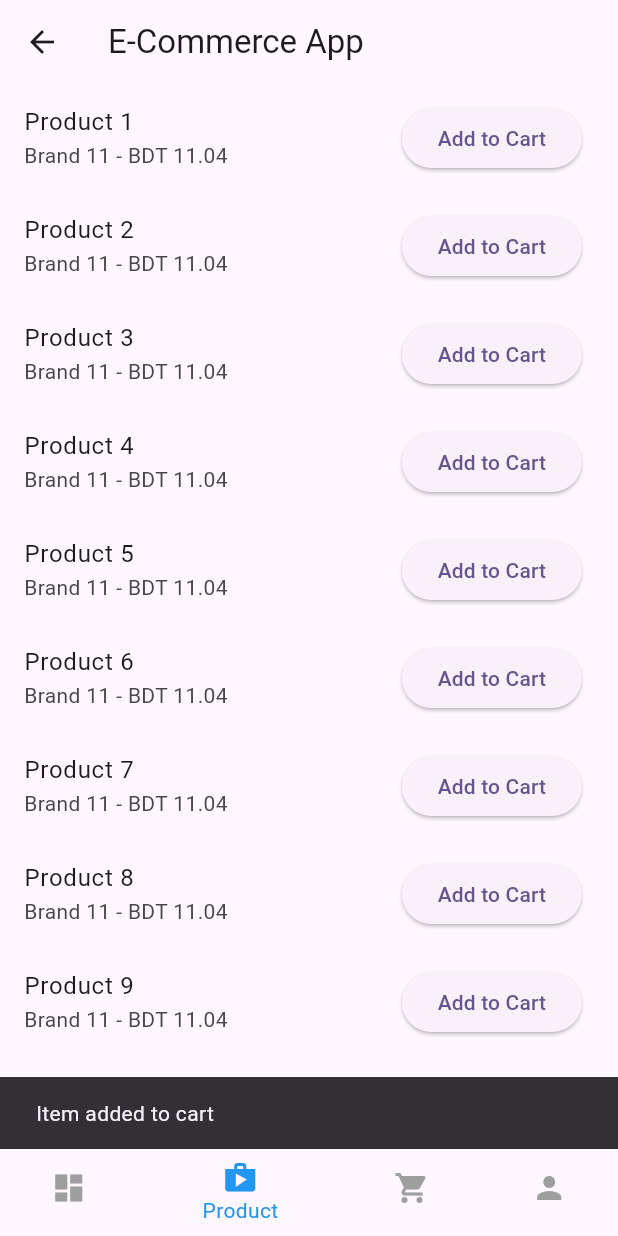
After one commit to cseitrobi/demo_presentation, a Flutter app: the LandingPage screen opened directly, item 2 of the bottom bar chosen, after a tap on "Add to Cart", on a phone screen of 412 x 824 dp. The commit adds this screen. Run offline on Flutter 3.47's test engine with Material 3 defaults, Android fonts, the phone set to English and light mode, and no system bars.

Commit message:
[wip] added bottom bar, product page, cart page

```diff
--- /dev/null
+++ b/lib/feature/cart_screen/presentation/cart_screen.dart
@@ -0,0 +1,49 @@
+import 'package:demo_blog/feature/product_screen/presentation/product_screen.dart';
+import 'package:flutter/material.dart';
+
+class CartScreen extends StatefulWidget {
+  @override
+  State<CartScreen> createState() => _CartScreenState();
+}
+
+class _CartScreenState extends State<CartScreen> {
+  @override
+  Widget build(BuildContext context) {
+    final cart = CartManager.cart;
+    return Scaffold(
+      body: ListView.builder(
+        itemCount: cart.items.length,
+        itemBuilder: (context, index) {
+          final product = cart.items[index];
+          return ListTile(
+            title: Text(product.title),
+            subtitle: Text(
+                '${product.brand} - \$${product.price.toStringAsFixed(2)}'),
+            trailing: IconButton(
+              icon: Icon(Icons.delete),
+              onPressed: () {
+                setState(() {
+                  CartManager.removeFromCart(product);
+                  ScaffoldMessenger.of(context).showSnackBar(
+                    SnackBar(
+                      content: const Text('Item removed from cart'),
+                    ),
+                  );
+                });
+              },
+            ),
+          );
+        },
+      ),
+      bottomNavigationBar: BottomAppBar(
+        child: Padding(
+          padding: const EdgeInsets.all(8.0),
+          child: Text(
+            'Total Price: \$${cart.totalPrice.toStringAsFixed(2)}',
+            style: TextStyle(fontSize: 18, fontWeight: FontWeight.bold),
+          ),
+        ),
+      ),
+    );
+  }
+}
--- /dev/null
+++ b/lib/feature/landing_page/presentation/landing_page.dart
@@ -0,0 +1,74 @@
+import 'package:demo_blog/feature/cart_screen/presentation/cart_screen.dart';
+import 'package:demo_blog/feature/dashboard/presentation/dashboard.dart';
+import 'package:demo_blog/feature/product_screen/presentation/product_screen.dart';
+import 'package:flutter/material.dart';
+
+class LandingPage extends StatefulWidget {
+  @override
+  _LandingPageState createState() => _LandingPageState();
+}
+
+class _LandingPageState extends State<LandingPage> {
+  int _selectedIndex = 0;
+
+  // Screens for bottom navigation bar
+  final List<Widget> _screens = [
+    DashboardScreen(),
+    ProductScreen(),
+    CartScreen(),
+    ProfileScreen(),
+  ];
+
+  void _onItemTapped(int index) {
+    setState(() {
+      _selectedIndex = index;
+    });
+  }
+
+  @override
+  Widget build(BuildContext context) {
+    return Scaffold(
+      appBar: AppBar(
+        title: Text('E-Commerce App'),
+      ),
+      body: _screens[_selectedIndex],
+      bottomNavigationBar: BottomNavigationBar(
+        items: [
+          BottomNavigationBarItem(
+            icon: Icon(Icons.dashboard),
+            label: 'Dashboard',
+            tooltip: 'Dashboard', // Tooltip for testing
+          ),
+          BottomNavigationBarItem(
+            icon: Icon(Icons.shop),
+            label: 'Product',
+            tooltip: 'Product', // Tooltip for testing
+          ),
+          BottomNavigationBarItem(
+            icon: Icon(Icons.shopping_cart),
+            label: 'Cart',
+            tooltip: 'Cart', // Tooltip for testing
+          ),
+          BottomNavigationBarItem(
+            icon: Icon(Icons.person),
+            label: 'Profile',
+            tooltip: 'Profile', // Tooltip for testing
+          ),
+        ],
+        currentIndex: _selectedIndex,
+        unselectedItemColor: Colors.grey,
+        selectedItemColor: Colors.blue,
+        onTap: _onItemTapped,
+      ),
+    );
+  }
+}
+
+class ProfileScreen extends StatelessWidget {
+  @override
+  Widget build(BuildContext context) {
+    return Center(
+      child: Text('Profile Screen'),
+    );
+  }
+}
--- /dev/null
+++ b/lib/feature/product_screen/presentation/product_screen.dart
@@ -0,0 +1,80 @@
+import 'package:demo_blog/feature/cart_screen/presentation/cart_screen.dart';
+import 'package:flutter/material.dart';
+import 'dart:math';
+
+class Product {
+  final String title;
+  final String brand;
+  final double price;
+
+  Product({required this.title, required this.brand, required this.price});
+}
+
+class ProductScreen extends StatelessWidget {
+  final List<Product> products = List.generate(
+    10,
+    (index) => Product(
+      title: 'Product ${index + 1}',
+      brand: 'Brand ${(Random().nextDouble() * 100).floor()}',
+      price: (Random().nextDouble() * 100).toDouble(),
+    ),
+  );
+
+  @override
+  Widget build(BuildContext context) {
+    return Scaffold(
+      body: ListView.builder(
+        itemCount: products.length,
+        itemBuilder: (context, index) {
+          final product = products[index];
+          return ListTile(
+            title: Text(product.title),
+            subtitle: Text(
+                '${product.brand} - BDT ${product.price.toStringAsFixed(2)}'),
+            trailing: ElevatedButton(
+              onPressed: () {
+                CartManager.addToCart(product);
+                // Navigator.push(
+                //   context,
+                //   MaterialPageRoute(builder: (context) => CartScreen()),
+                // );
+                ScaffoldMessenger.of(context).showSnackBar(
+                  SnackBar(
+                    content: Text('Item added to cart'),
+                  ),
+                );
+              },
+              child: Text('Add to Cart'),
+            ),
+          );
+        },
+      ),
+    );
+  }
+}
+
+class Cart {
+  final List<Product> items;
+
+  Cart({required this.items});
+
+  double get totalPrice {
+    double total = 0;
+    for (var item in items) {
+      total += item.price;
+    }
+    return total;
+  }
+}
+
+class CartManager {
+  static final Cart cart = Cart(items: []);
+
+  static void addToCart(Product product) {
+    cart.items.add(product);
+  }
+
+  static void removeFromCart(Product product) {
+    cart.items.remove(product);
+  }
+}
```
Also changed, not shown: lib/feature/auth/login/presentation/login.dart (+24 -10 lines), lib/feature/dashboard/presentation/dashboard.dart (+3 -24 lines), lib/feature/dashboard/presentation/employee.dart (deleted, +0 -27 lines).
